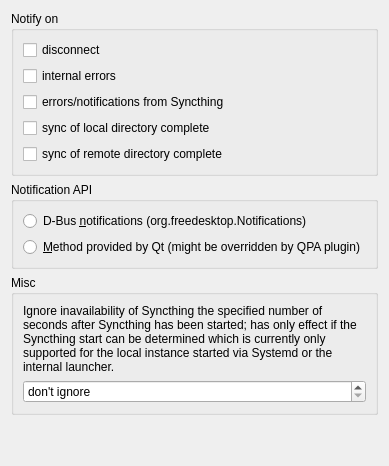
Above: widgets/settings/notificationsoptionpage.ui from Martchus/syncthingtray before the change. Below: the same form after it.
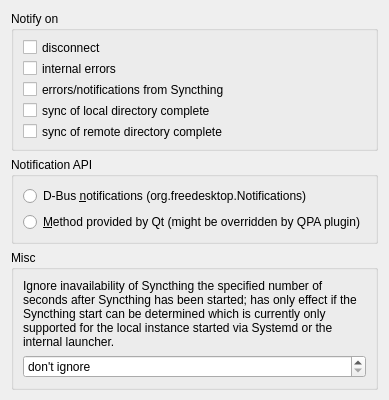
That is the form after the change. Icons and pictures are not drawn.

```diff
--- a/widgets/settings/notificationsoptionpage.ui
+++ b/widgets/settings/notificationsoptionpage.ui
@@ -2,6 +2,14 @@
 <ui version="4.0">
  <class>QtGui::NotificationsOptionPage</class>
  <widget class="QWidget" name="QtGui::NotificationsOptionPage">
+  <property name="geometry">
+   <rect>
+    <x>0</x>
+    <y>0</y>
+    <width>345</width>
+    <height>400</height>
+   </rect>
+  </property>
   <property name="windowTitle">
    <string>Notifications</string>
   </property>
```
